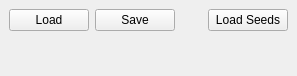
Qt form gerbil/gui/docks/labelingdock.ui (gerbilvis/gerbil) before a commit.
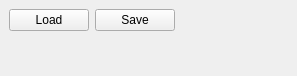
The same form after that commit.

Commit message: Moved LoadSeedsButton to GraphSegWidget, added functionality to BandDock Reworked runGraphSegButton <-> graphSegModel connection, repr and bandId are no more saved in graphSegModel but are added to the signal in the dockControler

The edit to the form file:
```diff
--- a/gerbil/gui/docks/labelingdock.ui
+++ b/gerbil/gui/docks/labelingdock.ui
@@ -48,16 +48,6 @@
       </property>
      </spacer>
     </item>
-    <item row="0" column="3">
-     <widget class="QPushButton" name="loadSeedsButton">
-      <property name="toolTip">
-       <string>load seeding for segmentation from a file</string>
-      </property>
-      <property name="text">
-       <string>Load Seeds</string>
-      </property>
-     </widget>
-    </item>
     <item row="1" column="1">
      <spacer name="verticalSpacer_2">
       <property name="orientation">
```
The commit also changes 18 other files.
